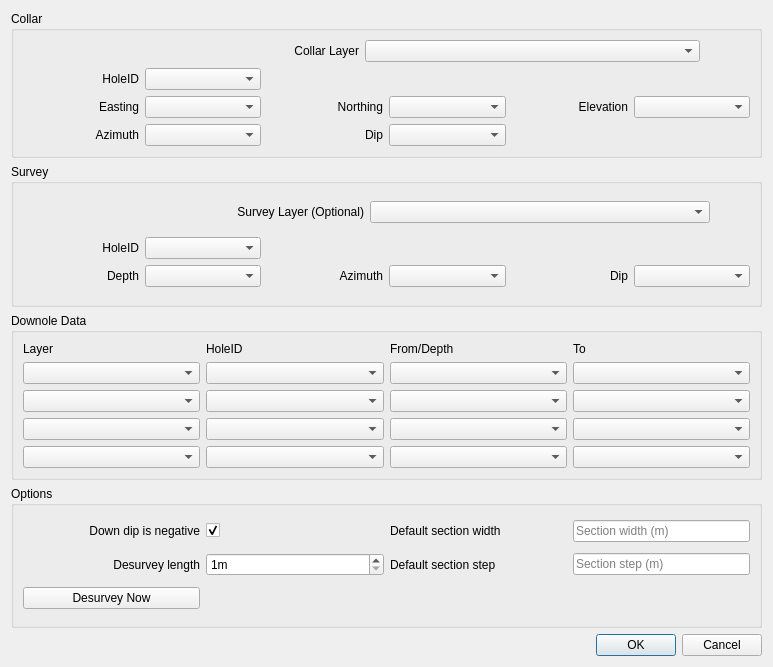
Qt form drillsetup_dialog_base.ui (rolandhill/geoscience) before a commit.
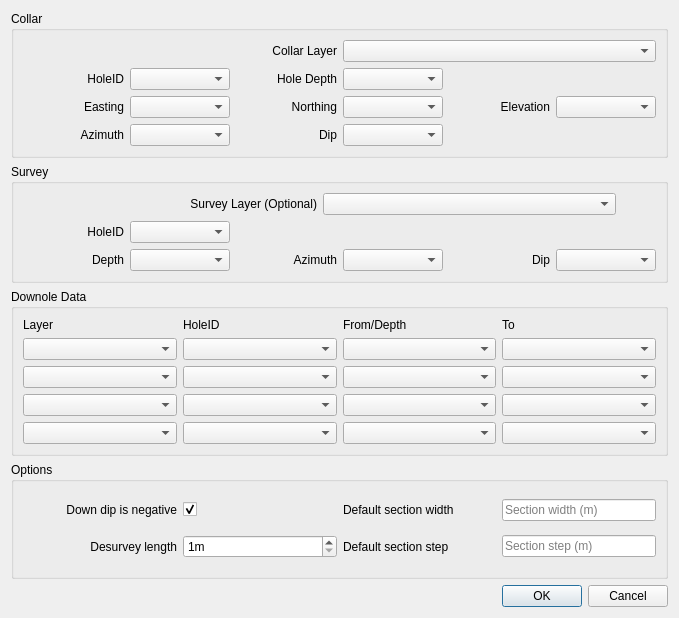
The same form after that commit. Custom widgets are drawn as their Qt base class.

What changed in the file:
```diff
--- a/drillsetup_dialog_base.ui
+++ b/drillsetup_dialog_base.ui
@@ -6,8 +6,8 @@
    <rect>
     <x>0</x>
     <y>0</y>
-    <width>773</width>
-    <height>667</height>
+    <width>679</width>
+    <height>618</height>
    </rect>
   </property>
   <property name="windowTitle">
@@ -42,22 +42,6 @@
           </property>
          </widget>
         </item>
-        <item>
-         <spacer name="horizontalSpacer">
-          <property name="orientation">
-           <enum>Qt::Horizontal</enum>
-          </property>
-          <property name="sizeType">
-           <enum>QSizePolicy::Minimum</enum>
-          </property>
-          <property name="sizeHint" stdset="0">
-           <size>
-            <width>50</width>
-            <height>20</height>
-           </size>
-          </property>
-         </spacer>
-        </item>
        </layout>
       </item>
       <item>
@@ -65,6 +49,16 @@
         <property name="topMargin">
          <number>0</number>
         </property>
+        <item row="0" column="2">
+         <widget class="QLabel" name="label_21">
+          <property name="text">
+           <string>Hole Depth</string>
+          </property>
+          <property name="alignment">
+           <set>Qt::AlignRight|Qt::AlignTrailing|Qt::AlignVCenter</set>
+          </property>
+         </widget>
+        </item>
         <item row="2" column="1">
          <widget class="QgsFieldComboBox" name="fbCollarAz">
           <property name="minimumSize">
@@ -193,6 +187,9 @@
           </property>
          </widget>
         </item>
+        <item row="0" column="3">
+         <widget class="QgsFieldComboBox" name="fbCollarDepth"/>
+        </item>
        </layout>
       </item>
      </layout>
@@ -582,13 +579,6 @@
         </property>
        </widget>
       </item>
-      <item row="3" column="0">
-       <widget class="QPushButton" name="pushButton">
-        <property name="text">
-         <string>Desurvey Now</string>
-        </property>
-       </widget>
-      </item>
      </layout>
     </widget>
    </item>
```
Left out of the diff: 1 changed line with no effect on the pictures.
